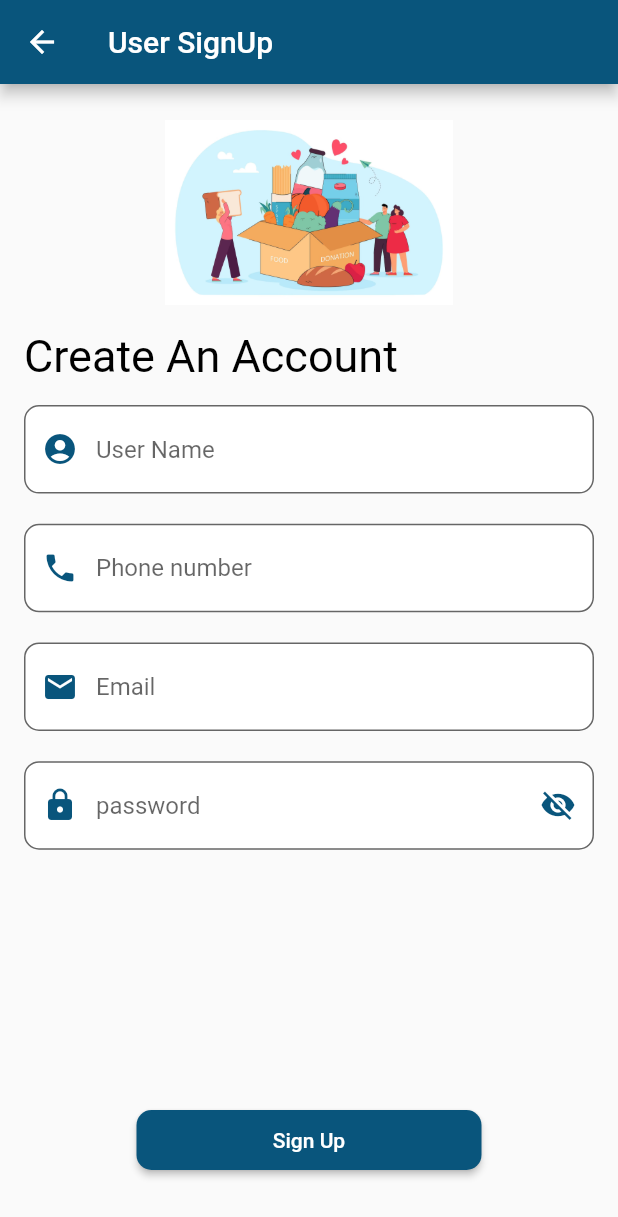
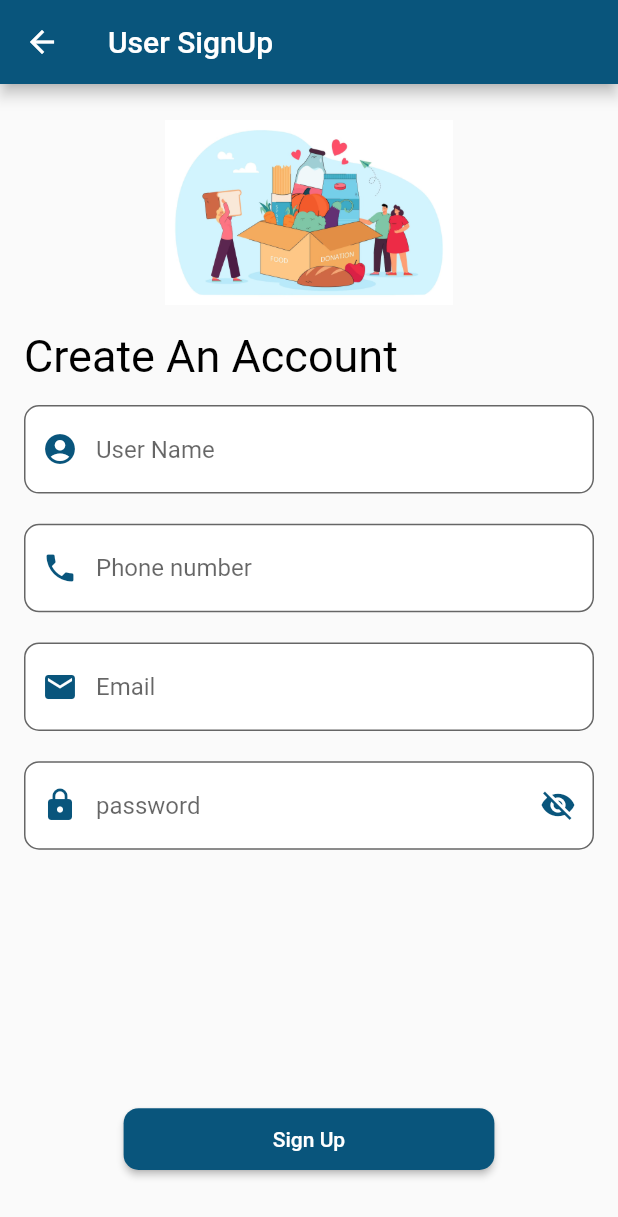
Before and after one commit to abu3athab/amal, a Flutter app: the SignUp screen opened directly, on a phone screen of 412 x 824 dp. Shown: the top 1217 px of the screen. Run offline on Flutter 3.47's test engine with Material 2 defaults, Android fonts, the phone set to English and light mode, and no system bars; our stand-ins replace otp_text_field.

Commit message:
modify size of buttons of login and user signup page

```diff
--- a/lib/log in/logIn.dart
+++ b/lib/log in/logIn.dart
@@ -88,7 +88,7 @@ class LoginChild extends State<Login> {
               ),
               Container(
                 width: width * 0.6,
-                height: height * 0.07,
+                height: height * 0.05,
                 child: ElevatedButton(
                   onPressed: () {
                     Navigator.push(
--- a/lib/sign up/signUpCharity.dart
+++ b/lib/sign up/signUpCharity.dart
@@ -233,8 +233,8 @@ class _SignUpChartiyState extends State<SignUpChartiy> {
               ),
               Container(
                 margin: const EdgeInsets.all(20),
-                width: 230,
-                height: 40,
+                width: width * 0.6,
+                height: height * 0.05,
                 child: ElevatedButton(
                   onPressed: () {
                     if (_formKey.currentState?.validate() == true) {
--- a/lib/sign up/signUpTextBoxes.dart
+++ b/lib/sign up/signUpTextBoxes.dart
@@ -238,8 +238,8 @@ class _SignUpForUserChild extends State<SignUpForUser> {
               ),
               Container(
                 margin: const EdgeInsets.all(20),
-                width: 230,
-                height: 40,
+                width: width * 0.6,
+                height: height * 0.05,
                 child: ElevatedButton(
                   onPressed: () {
                     if (_signUpFormKey.currentState?.validate() == true) {
```
